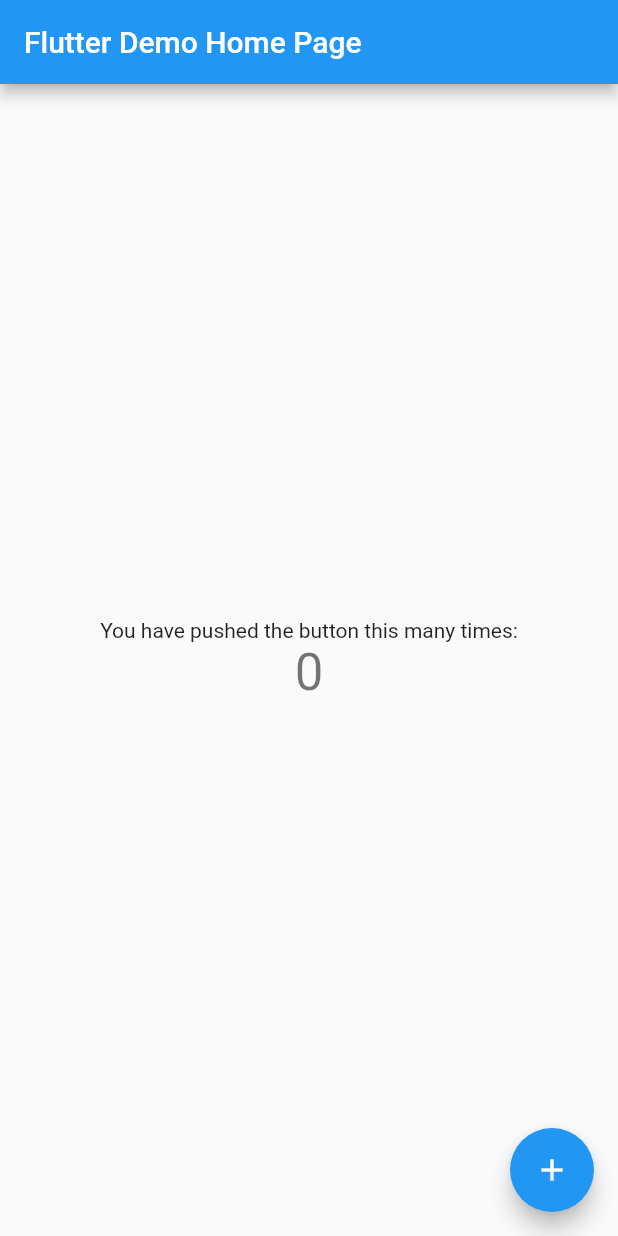
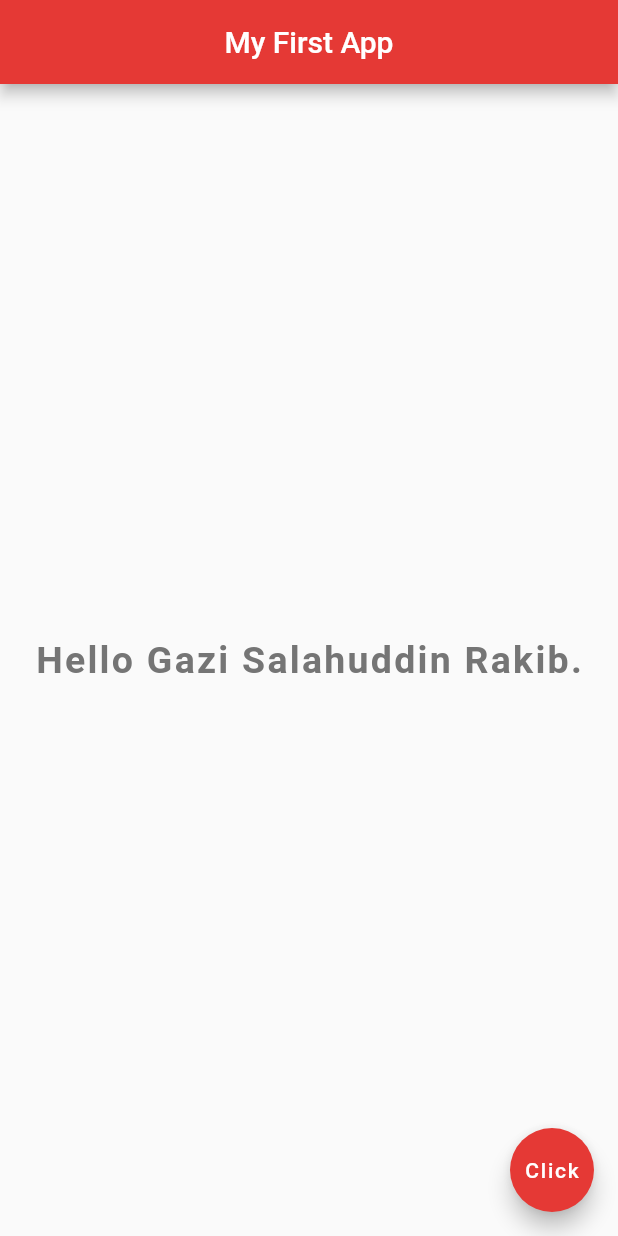
Before and after one commit to salahuddin-rakib/Flutter_Apps, a Flutter app: the screen it shows after launch, on a phone screen of 412 x 824 dp. Run offline on Flutter 3.47's test engine with Material 2 defaults, Android fonts, the phone set to English and light mode, and no system bars.

Commit message:
Worked on flutter default font and colors.

```diff
--- a/lib/main.dart
+++ b/lib/main.dart
@@ -1,113 +1,29 @@
 import 'package:flutter/material.dart';
 
 void main() {
-  runApp(MyApp());
-}
-
-class MyApp extends StatelessWidget {
-  // This widget is the root of your application.
-  @override
-  Widget build(BuildContext context) {
-    return MaterialApp(
-      title: 'Flutter Demo',
-      theme: ThemeData(
-        // This is the theme of your application.
-        //
-        // Try running your application with "flutter run". You'll see the
-        // application has a blue toolbar. Then, without quitting the app, try
-        // changing the primarySwatch below to Colors.green and then invoke
-        // "hot reload" (press "r" in the console where you ran "flutter run",
-        // or simply save your changes to "hot reload" in a Flutter IDE).
-        // Notice that the counter didn't reset back to zero; the application
-        // is not restarted.
-        primarySwatch: Colors.blue,
-      ),
-      home: MyHomePage(title: 'Flutter Demo Home Page'),
-    );
-  }
-}
-
-class MyHomePage extends StatefulWidget {
-  MyHomePage({Key? key, required this.title}) : super(key: key);
-
-  // This widget is the home page of your application. It is stateful, meaning
-  // that it has a State object (defined below) that contains fields that affect
-  // how it looks.
-
-  // This class is the configuration for the state. It holds the values (in this
-  // case the title) provided by the parent (in this case the App widget) and
-  // used by the build method of the State. Fields in a Widget subclass are
-  // always marked "final".
-
-  final String title;
-
-  @override
-  _MyHomePageState createState() => _MyHomePageState();
-}
-
-class _MyHomePageState extends State<MyHomePage> {
-  int _counter = 0;
-
-  void _incrementCounter() {
-    setState(() {
-      // This call to setState tells the Flutter framework that something has
-      // changed in this State, which causes it to rerun the build method below
-      // so that the display can reflect the updated values. If we changed
-      // _counter without calling setState(), then the build method would not be
-      // called again, and so nothing would appear to happen.
-      _counter++;
-    });
-  }
-
-  @override
-  Widget build(BuildContext context) {
-    // This method is rerun every time setState is called, for instance as done
-    // by the _incrementCounter method above.
-    //
-    // The Flutter framework has been optimized to make rerunning build methods
-    // fast, so that you can just rebuild anything that needs updating rather
-    // than having to individually change instances of widgets.
-    return Scaffold(
+  runApp(MaterialApp(
+    home: Scaffold(
       appBar: AppBar(
-        // Here we take the value from the MyHomePage object that was created by
-        // the App.build method, and use it to set our appbar title.
-        title: Text(widget.title),
+        title: Text('My First App'),
+        centerTitle: true,
+        backgroundColor: Colors.red[600],
       ),
       body: Center(
-        // Center is a layout widget. It takes a single child and positions it
-        // in the middle of the parent.
-        child: Column(
-          // Column is also a layout widget. It takes a list of children and
-          // arranges them vertically. By default, it sizes itself to fit its
-          // children horizontally, and tries to be as tall as its parent.
-          //
-          // Invoke "debug painting" (press "p" in the console, choose the
-          // "Toggle Debug Paint" action from the Flutter Inspector in Android
-          // Studio, or the "Toggle Debug Paint" command in Visual Studio Code)
-          // to see the wireframe for each widget.
-          //
-          // Column has various properties to control how it sizes itself and
-          // how it positions its children. Here we use mainAxisAlignment to
-          // center the children vertically; the main axis here is the vertical
-          // axis because Columns are vertical (the cross axis would be
-          // horizontal).
-          mainAxisAlignment: MainAxisAlignment.center,
-          children: <Widget>[
-            Text(
-              'You have pushed the button this many times:',
-            ),
-            Text(
-              '$_counter',
-              style: Theme.of(context).textTheme.headline4,
-            ),
-          ],
+        child: Text(
+            'Hello Gazi Salahuddin Rakib.',
+             style: TextStyle(
+               fontSize: 25.0,
+               fontWeight: FontWeight.bold,
+               letterSpacing: 1.5,
+               color: Colors.grey[600],
+             ),
         ),
       ),
       floatingActionButton: FloatingActionButton(
-        onPressed: _incrementCounter,
-        tooltip: 'Increment',
-        child: Icon(Icons.add),
-      ), // This trailing comma makes auto-formatting nicer for build methods.
-    );
-  }
+        onPressed: () {},
+        child: Text('Click'),
+        backgroundColor: Colors.red[600],
+      ),
+    ),
+  ));
 }
```
